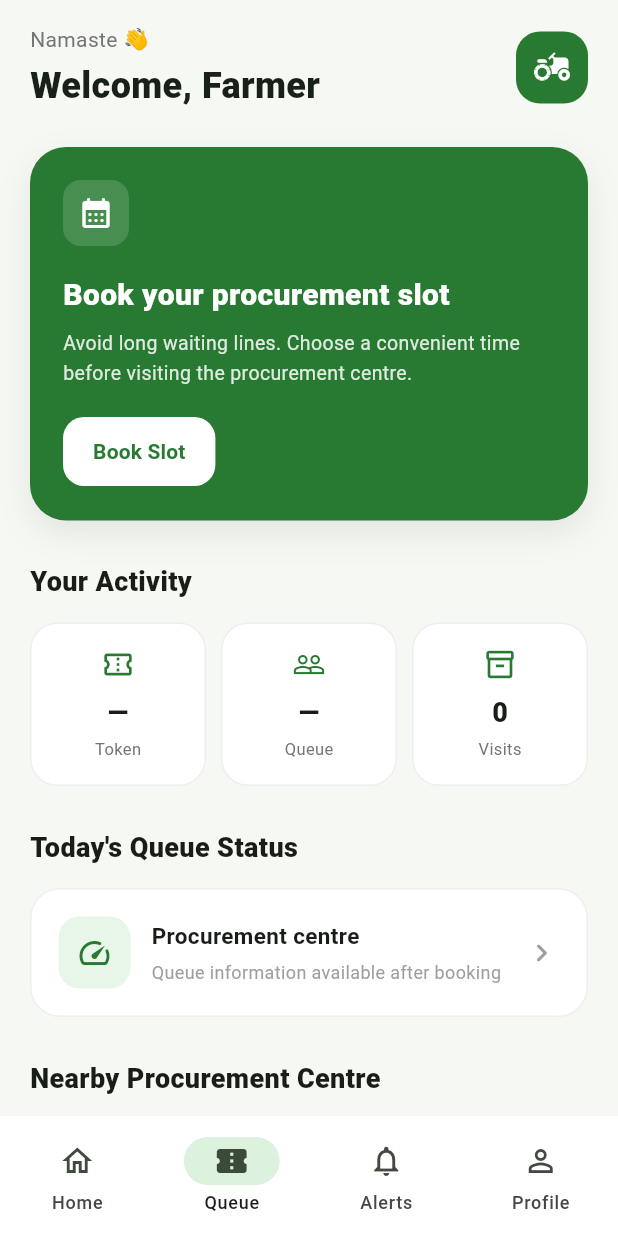
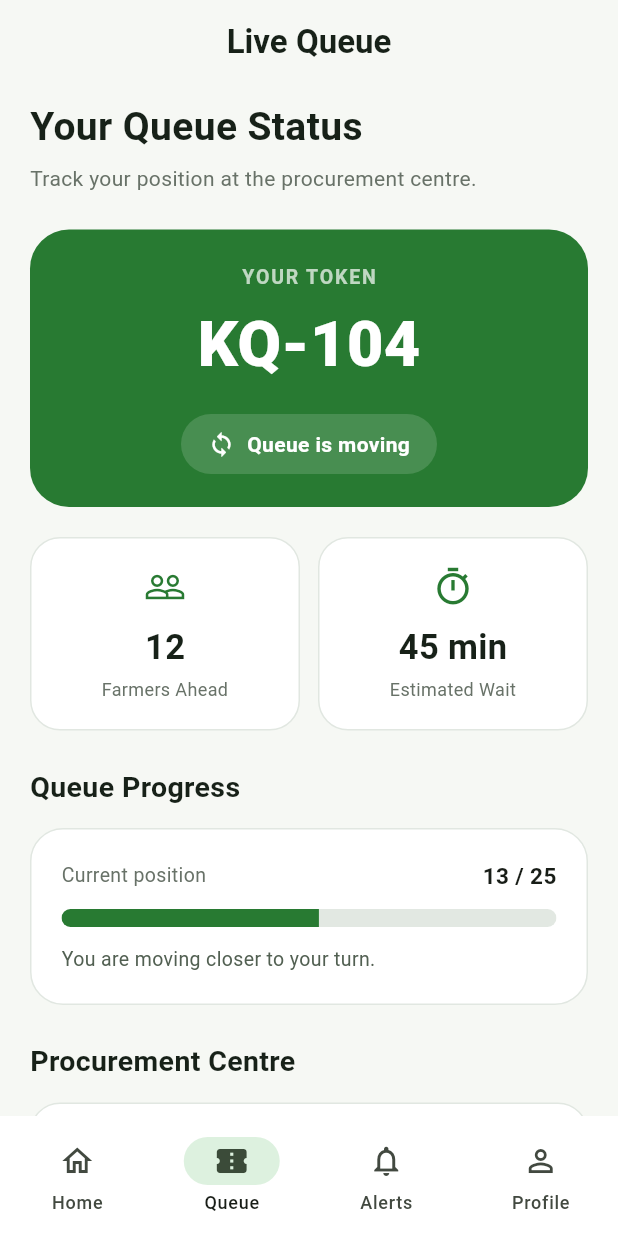
Before and after one commit to adityadu039-360/kisan-queue, a Flutter app: the screen it shows after launch, item 2 of the bottom bar chosen, on a phone screen of 412 x 824 dp. Run offline on Flutter 3.47's test engine with Material 3 defaults, Android fonts, the phone set to English and light mode, and no system bars.

Commit message:
feat: add live queue tracking screen

```diff
--- a/lib/main.dart
+++ b/lib/main.dart
@@ -2,6 +2,7 @@ import 'package:flutter/material.dart';
 
 import 'screens/booking_page.dart';
 import 'screens/home_page.dart';
+import 'screens/queue_page.dart';
 import 'screens/token_page.dart';
 
 void main() {
@@ -85,19 +86,46 @@ class _MainNavigationState extends State<MainNavigation> {
 
   @override
   Widget build(BuildContext context) {
-    return Scaffold(
-      body: HomePage(
+    Widget currentPage;
+
+    switch (currentIndex) {
+      case 1:
+        currentPage = const QueuePage();
+        break;
+
+      case 2:
+        currentPage = _placeholderPage(
+          icon: Icons.notifications_none,
+          title: 'Alerts',
+          message: 'Alerts will be available next.',
+        );
+        break;
+
+      case 3:
+        currentPage = _placeholderPage(
+          icon: Icons.person_outline,
+          title: 'Farmer Profile',
+          message: 'Farmer profile will be available next.',
+        );
+        break;
+
+      default:
+        currentPage = HomePage(
           onBookSlot: openBookingPage,
           onQueue: () {
-          showComingSoon('Live Queue');
+            selectPage(1);
           },
           onAlerts: () {
-          showComingSoon('Alerts');
+            selectPage(2);
           },
           onProfile: () {
-          showComingSoon('Farmer Profile');
+            selectPage(3);
           },
-      ),
+        );
+    }
+
+    return Scaffold(
+      body: currentPage,
       bottomNavigationBar: NavigationBar(
         selectedIndex: currentIndex,
         onDestinationSelected: selectPage,
@@ -129,4 +157,45 @@ class _MainNavigationState extends State<MainNavigation> {
       ),
     );
   }
+
+  Widget _placeholderPage({
+    required IconData icon,
+    required String title,
+    required String message,
+  }) {
+    return SafeArea(
+      child: Center(
+        child: Padding(
+          padding: const EdgeInsets.all(30),
+          child: Column(
+            mainAxisAlignment: MainAxisAlignment.center,
+            children: [
+              Icon(
+                icon,
+                size: 70,
+                color: const Color(0xFF287A32),
+              ),
+              const SizedBox(height: 18),
+              Text(
+                title,
+                style: const TextStyle(
+                  fontSize: 25,
+                  fontWeight: FontWeight.bold,
+                ),
+              ),
+              const SizedBox(height: 8),
+              Text(
+                message,
+                textAlign: TextAlign.center,
+                style: const TextStyle(
+                  color: Color(0xFF687268),
+                  fontSize: 14,
+                ),
+              ),
+            ],
+          ),
+        ),
+      ),
+    );
   }
+}
--- /dev/null
+++ b/lib/screens/queue_page.dart
@@ -0,0 +1,463 @@
+import 'package:flutter/material.dart';
+
+class QueuePage extends StatelessWidget {
+  const QueuePage({super.key});
+
+  @override
+  Widget build(BuildContext context) {
+    return Scaffold(
+      backgroundColor: const Color(0xFFF6F8F4),
+      appBar: AppBar(
+        title: const Text(
+          'Live Queue',
+          style: TextStyle(
+            fontWeight: FontWeight.bold,
+          ),
+        ),
+        centerTitle: true,
+      ),
+      body: SafeArea(
+        child: SingleChildScrollView(
+          padding: const EdgeInsets.fromLTRB(20, 10, 20, 30),
+          child: Column(
+            crossAxisAlignment: CrossAxisAlignment.start,
+            children: [
+              const Text(
+                'Your Queue Status',
+                style: TextStyle(
+                  fontSize: 26,
+                  fontWeight: FontWeight.bold,
+                  color: Color(0xFF172118),
+                ),
+              ),
+
+              const SizedBox(height: 6),
+
+              const Text(
+                'Track your position at the procurement centre.',
+                style: TextStyle(
+                  fontSize: 14,
+                  color: Color(0xFF687268),
+                ),
+              ),
+
+              const SizedBox(height: 24),
+
+              // Current status card
+              Container(
+                width: double.infinity,
+                padding: const EdgeInsets.all(22),
+                decoration: BoxDecoration(
+                  color: const Color(0xFF287A32),
+                  borderRadius: BorderRadius.circular(26),
+                ),
+                child: Column(
+                  children: [
+                    const Text(
+                      'YOUR TOKEN',
+                      style: TextStyle(
+                        color: Colors.white70,
+                        fontSize: 13,
+                        fontWeight: FontWeight.w700,
+                        letterSpacing: 1.2,
+                      ),
+                    ),
+
+                    const SizedBox(height: 6),
+
+                    const Text(
+                      'KQ-104',
+                      style: TextStyle(
+                        color: Colors.white,
+                        fontSize: 42,
+                        fontWeight: FontWeight.w900,
+                      ),
+                    ),
+
+                    const SizedBox(height: 16),
+
+                    Container(
+                      padding: const EdgeInsets.symmetric(
+                        horizontal: 18,
+                        vertical: 10,
+                      ),
+                      decoration: BoxDecoration(
+                        color: Colors.white.withOpacity(0.15),
+                        borderRadius: BorderRadius.circular(30),
+                      ),
+                      child: const Row(
+                        mainAxisSize: MainAxisSize.min,
+                        children: [
+                          Icon(
+                            Icons.sync,
+                            color: Colors.white,
+                            size: 18,
+                          ),
+                          SizedBox(width: 8),
+                          Text(
+                            'Queue is moving',
+                            style: TextStyle(
+                              color: Colors.white,
+                              fontWeight: FontWeight.w600,
+                            ),
+                          ),
+                        ],
+                      ),
+                    ),
+                  ],
+                ),
+              ),
+
+              const SizedBox(height: 20),
+
+              // Position cards
+              Row(
+                children: [
+                  Expanded(
+                    child: _statCard(
+                      icon: Icons.people_outline,
+                      value: '12',
+                      label: 'Farmers Ahead',
+                    ),
+                  ),
+                  const SizedBox(width: 12),
+                  Expanded(
+                    child: _statCard(
+                      icon: Icons.timer_outlined,
+                      value: '45 min',
+                      label: 'Estimated Wait',
+                    ),
+                  ),
+                ],
+              ),
+
+              const SizedBox(height: 24),
+
+              // Progress
+              const Text(
+                'Queue Progress',
+                style: TextStyle(
+                  fontSize: 19,
+                  fontWeight: FontWeight.bold,
+                  color: Color(0xFF172118),
+                ),
+              ),
+
+              const SizedBox(height: 14),
+
+              Container(
+                width: double.infinity,
+                padding: const EdgeInsets.all(20),
+                decoration: BoxDecoration(
+                  color: Colors.white,
+                  borderRadius: BorderRadius.circular(22),
+                  border: Border.all(
+                    color: const Color(0xFFE1E7E1),
+                  ),
+                ),
+                child: Column(
+                  crossAxisAlignment: CrossAxisAlignment.start,
+                  children: [
+                    Row(
+                      mainAxisAlignment:
+                      MainAxisAlignment.spaceBetween,
+                      children: const [
+                        Text(
+                          'Current position',
+                          style: TextStyle(
+                            color: Color(0xFF687268),
+                            fontSize: 13,
+                          ),
+                        ),
+                        Text(
+                          '13 / 25',
+                          style: TextStyle(
+                            fontWeight: FontWeight.bold,
+                            fontSize: 15,
+                          ),
+                        ),
+                      ],
+                    ),
+
+                    const SizedBox(height: 12),
+
+                    ClipRRect(
+                      borderRadius: BorderRadius.circular(10),
+                      child: LinearProgressIndicator(
+                        value: 0.52,
+                        minHeight: 12,
+                        backgroundColor: Color(0xFFE2E8E2),
+                        valueColor:
+                        AlwaysStoppedAnimation<Color>(
+                          Color(0xFF287A32),
+                        ),
+                      ),
+                    ),
+
+                    const SizedBox(height: 12),
+
+                    const Text(
+                      'You are moving closer to your turn.',
+                      style: TextStyle(
+                        fontSize: 13,
+                        color: Color(0xFF526052),
+                      ),
+                    ),
+                  ],
+                ),
+              ),
+
+              const SizedBox(height: 24),
+
+              // Centre information
+              const Text(
+                'Procurement Centre',
+                style: TextStyle(
+                  fontSize: 19,
+                  fontWeight: FontWeight.bold,
+                  color: Color(0xFF172118),
+                ),
+              ),
+
+              const SizedBox(height: 14),
+
+              Container(
+                width: double.infinity,
+                padding: const EdgeInsets.all(18),
+                decoration: BoxDecoration(
+                  color: Colors.white,
+                  borderRadius: BorderRadius.circular(20),
+                  border: Border.all(
+                    color: const Color(0xFFE1E7E1),
+                  ),
+                ),
+                child: const Row(
+                  children: [
+                    CircleAvatar(
+                      radius: 24,
+                      backgroundColor: Color(0xFFE5F5E7),
+                      child: Icon(
+                        Icons.location_on_outlined,
+                        color: Color(0xFF287A32),
+                      ),
+                    ),
+                    SizedBox(width: 14),
+                    Expanded(
+                      child: Column(
+                        crossAxisAlignment:
+                        CrossAxisAlignment.start,
+                        children: [
+                          Text(
+                            'Government Procurement Centre',
+                            style: TextStyle(
+                              fontWeight: FontWeight.bold,
+                              fontSize: 15,
+                            ),
+                          ),
+                          SizedBox(height: 4),
+                          Text(
+                            'Open today • Queue active',
+                            style: TextStyle(
+                              color: Color(0xFF687268),
+                              fontSize: 13,
+                            ),
+                          ),
+                        ],
+                      ),
+                    ),
+                  ],
+                ),
+              ),
+
+              const SizedBox(height: 24),
+
+              // Queue steps
+              const Text(
+                'Queue Journey',
+                style: TextStyle(
+                  fontSize: 19,
+                  fontWeight: FontWeight.bold,
+                  color: Color(0xFF172118),
+                ),
+              ),
+
+              const SizedBox(height: 14),
+
+              _queueStep(
+                icon: Icons.check_circle,
+                title: 'Slot Booked',
+                subtitle: 'Your procurement slot is confirmed.',
+                completed: true,
+              ),
+
+              _queueStep(
+                icon: Icons.people,
+                title: 'Waiting in Queue',
+                subtitle: '12 farmers are currently ahead of you.',
+                completed: true,
+              ),
+
+              _queueStep(
+                icon: Icons.local_shipping_outlined,
+                title: 'Procurement',
+                subtitle: 'You will be called when your turn arrives.',
+                completed: false,
+              ),
+
+              _queueStep(
+                icon: Icons.done_all,
+                title: 'Completed',
+                subtitle: 'Procurement successfully completed.',
+                completed: false,
+                isLast: true,
+              ),
+
+              const SizedBox(height: 20),
+
+              // Refresh button
+              SizedBox(
+                width: double.infinity,
+                height: 54,
+                child: OutlinedButton.icon(
+                  onPressed: () {
+                    ScaffoldMessenger.of(context).showSnackBar(
+                      const SnackBar(
+                        content: Text(
+                          'Queue status updated successfully.',
+                        ),
+                        behavior: SnackBarBehavior.floating,
+                      ),
+                    );
+                  },
+                  icon: const Icon(Icons.refresh),
+                  label: const Text(
+                    'Refresh Queue',
+                    style: TextStyle(
+                      fontSize: 16,
+                      fontWeight: FontWeight.bold,
+                    ),
+                  ),
+                  style: OutlinedButton.styleFrom(
+                    foregroundColor: const Color(0xFF287A32),
+                    side: const BorderSide(
+                      color: Color(0xFF287A32),
+                    ),
+                    shape: RoundedRectangleBorder(
+                      borderRadius: BorderRadius.circular(16),
+                    ),
+                  ),
+                ),
+              ),
+            ],
+          ),
+        ),
+      ),
+    );
+  }
+
+  Widget _statCard({
+    required IconData icon,
+    required String value,
+    required String label,
+  }) {
+    return Container(
+      padding: const EdgeInsets.all(18),
+      decoration: BoxDecoration(
+        color: Colors.white,
+        borderRadius: BorderRadius.circular(20),
+        border: Border.all(
+          color: const Color(0xFFE1E7E1),
+        ),
+      ),
+      child: Column(
+        children: [
+          Icon(
+            icon,
+            color: const Color(0xFF287A32),
+            size: 28,
+          ),
+          const SizedBox(height: 10),
+          Text(
+            value,
+            style: const TextStyle(
+              fontSize: 23,
+              fontWeight: FontWeight.bold,
+              color: Color(0xFF172118),
+            ),
+          ),
+          const SizedBox(height: 3),
+          Text(
+            label,
+            textAlign: TextAlign.center,
+            style: const TextStyle(
+              fontSize: 12,
+              color: Color(0xFF687268),
+            ),
+          ),
+        ],
+      ),
+    );
+  }
+
+  Widget _queueStep({
+    required IconData icon,
+    required String title,
+    required String subtitle,
+    required bool completed,
+    bool isLast = false,
+  }) {
+    return Row(
+      crossAxisAlignment: CrossAxisAlignment.start,
+      children: [
+        Column(
+          children: [
+            Icon(
+              icon,
+              color: completed
+                  ? const Color(0xFF287A32)
+                  : const Color(0xFF9AA39A),
+              size: 26,
+            ),
+            if (!isLast)
+              Container(
+                width: 2,
+                height: 45,
+                color: completed
+                    ? const Color(0xFFB8DDBB)
+                    : const Color(0xFFDDE2DD),
+              ),
+          ],
+        ),
+        const SizedBox(width: 14),
+        Expanded(
+          child: Padding(
+            padding: const EdgeInsets.only(bottom: 16),
+            child: Column(
+              crossAxisAlignment: CrossAxisAlignment.start,
+              children: [
+                Text(
+                  title,
+                  style: TextStyle(
+                    fontSize: 15,
+                    fontWeight: FontWeight.bold,
+                    color: completed
+                        ? const Color(0xFF172118)
+                        : const Color(0xFF7A827A),
+                  ),
+                ),
+                const SizedBox(height: 3),
+                Text(
+                  subtitle,
+                  style: const TextStyle(
+                    fontSize: 12,
+                    color: Color(0xFF687268),
+                  ),
+                ),
+              ],
+            ),
+          ),
+        ),
+      ],
+    );
+  }
+}
```
Lines whose indentation alone changed are shown as unchanged.
